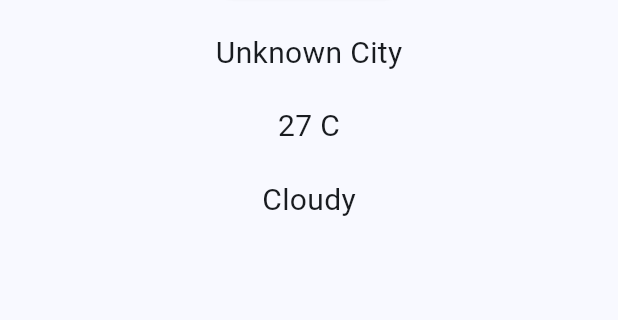
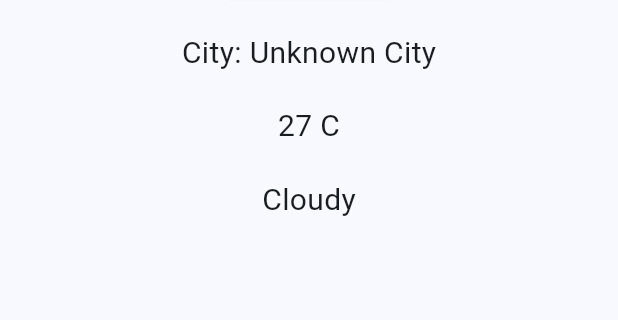
Before and after one commit to chris6896/weather_info_app, a Flutter app: the screen it shows after launch, after a tap on "Fetch Weather", on a phone screen of 412 x 824 dp, the part 293-613 px from its top. Run offline on Flutter 3.47's test engine with Material 3 defaults, Android fonts, the phone set to English and light mode, and no system bars.

```diff
--- a/lib/main.dart
+++ b/lib/main.dart
@@ -75,7 +75,7 @@ class _WeatherScreenState extends State<WeatherScreen> {
             ),
             const SizedBox(height: 20),
             Text(
-              _cityName,
+              'City: $_cityName',
               style: const TextStyle(fontSize: 20),
             ),
             const SizedBox(height: 20),
```
